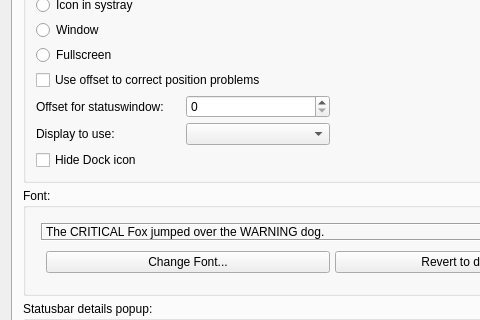
This is Nagstamon/resources/qui/settings_main.ui in HenriWahl/Nagstamon as Qt 5 draws it before an edit; both pictures show x 0 to 480 and y 185 to 505 of the 665 by 1193 pixel window. The edited form follows.
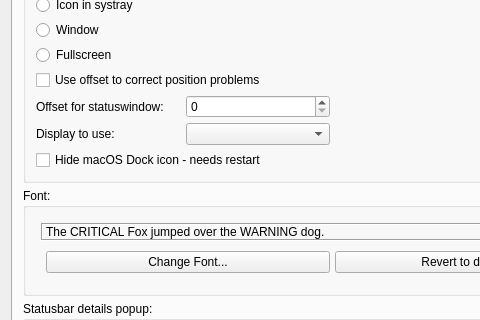
This is the edited form.

What changed in the file:
```diff
--- a/Nagstamon/resources/qui/settings_main.ui
+++ b/Nagstamon/resources/qui/settings_main.ui
@@ -671,7 +671,7 @@
           <item row="13" column="0">
            <widget class="QCheckBox" name="input_checkbox_hide_dock_icon_on_macos">
             <property name="text">
-             <string>Hide Dock icon</string>
+             <string>Hide macOS Dock icon - needs restart</string>
             </property>
            </widget>
           </item>
```
Left out of the diff: 4 changed lines with no effect on the pictures.
